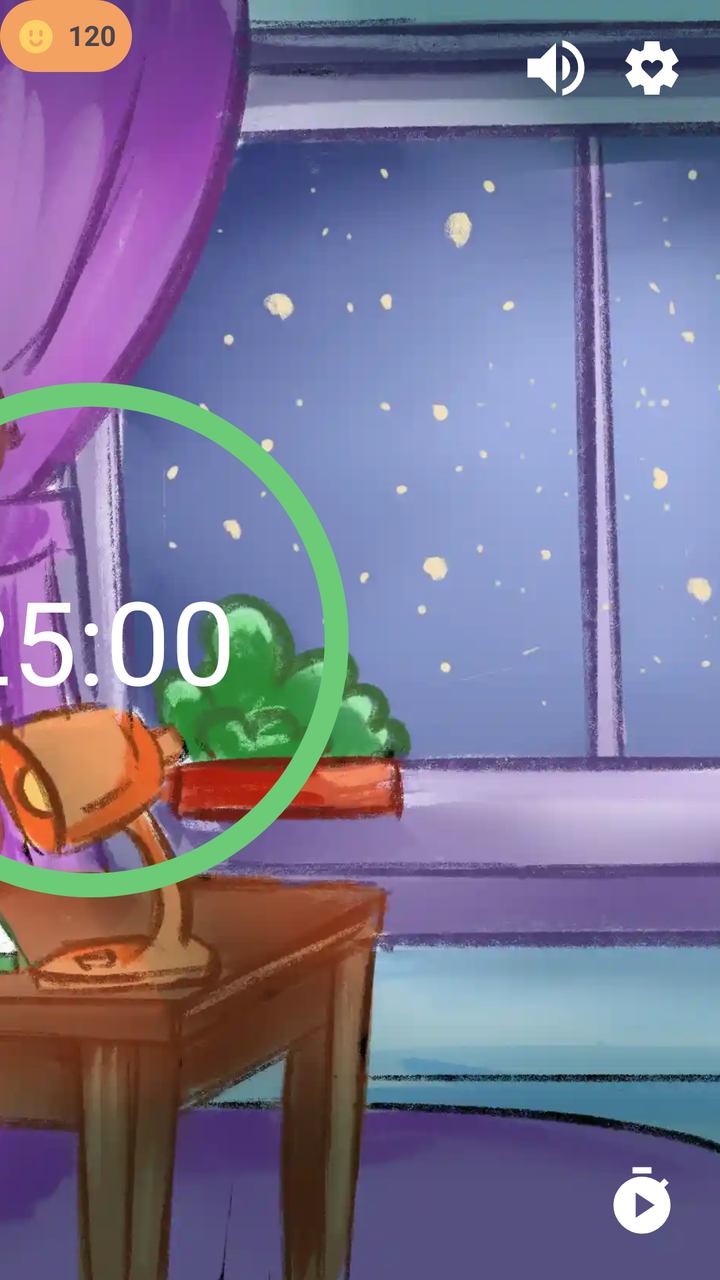
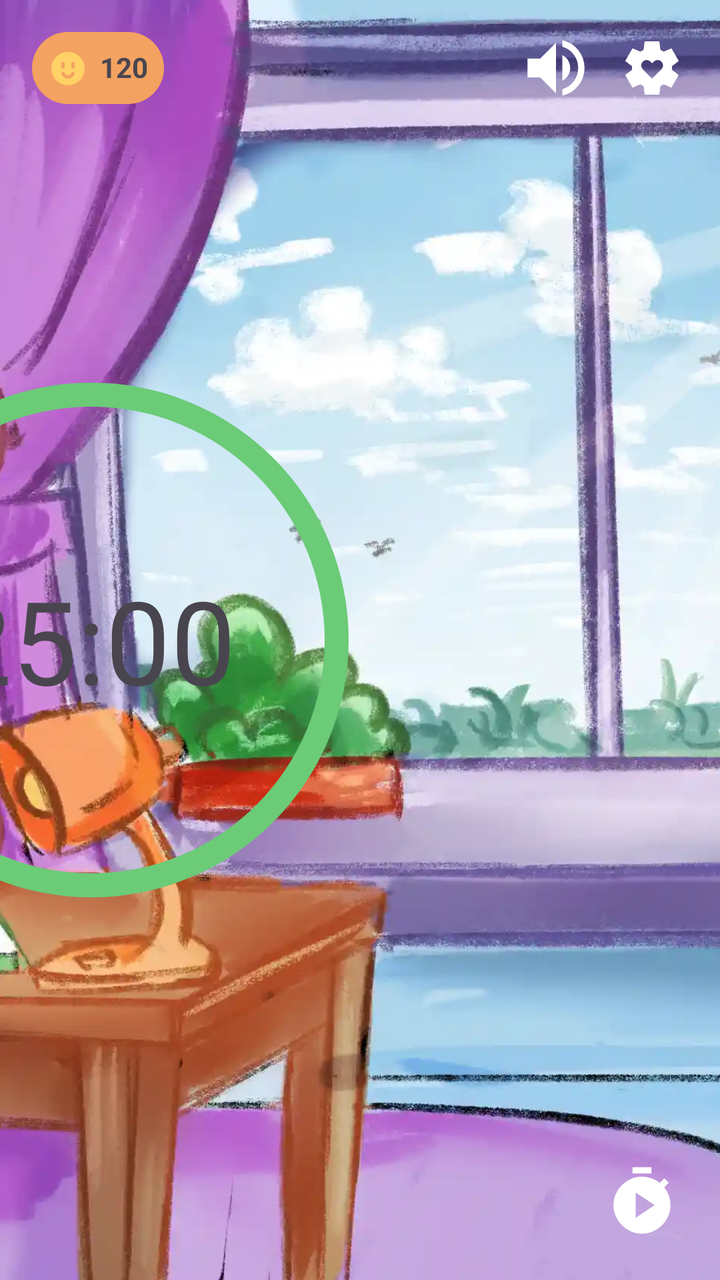

Two renders of the same Android screen: before a commit and after it. Below are the layout's source before the change and the commit's diff.
<!-- AndroidManifest.xml: application theme Theme.BetweenUs -->
<!-- res/layout/activity_pomodoro.xml -->
<?xml version="1.0" encoding="utf-8"?>
<androidx.constraintlayout.widget.ConstraintLayout xmlns:android="http://schemas.android.com/apk/res/android"
    xmlns:app="http://schemas.android.com/apk/res-auto"
    xmlns:tools="http://schemas.android.com/tools"
    android:id="@+id/main"
    android:layout_width="match_parent"
    android:layout_height="match_parent">

    
    <ImageView
        android:id="@+id/bgImage"
        android:layout_width="0dp"
        android:layout_height="0dp"
        android:scaleType="centerCrop"
        android:src="@drawable/bg1"
        app:layout_constraintBottom_toBottomOf="parent"
        app:layout_constraintEnd_toEndOf="parent"
        app:layout_constraintStart_toStartOf="parent"
        app:layout_constraintTop_toTopOf="parent" />


    <LinearLayout
        android:layout_width="wrap_content"
        android:layout_height="wrap_content"
        android:background="@drawable/image_round"
        android:backgroundTint="#F4A261"
        android:orientation="horizontal"
        android:padding="8dp"
        android:layout_margin="16dp">

        <ImageView
            android:layout_width="20dp"
            android:layout_height="20dp"
            android:src="@drawable/study_coin"
            android:tint="#FFD166" />

        <TextView
            android:id="@+id/tvPoints"
            android:layout_width="wrap_content"
            android:layout_height="wrap_content"
            android:layout_marginStart="6dp"
            android:text="120"
            android:textStyle="bold" />
    </LinearLayout>

    <FrameLayout
        android:id="@+id/timerContainer"
        android:layout_width="581dp"
        android:layout_height="342dp"
        android:layout_gravity="center"
        android:layout_marginEnd="24dp"
        app:layout_constraintBottom_toBottomOf="parent"
        app:layout_constraintEnd_toEndOf="parent"
        app:layout_constraintTop_toTopOf="parent"
        app:layout_constraintWidth_percent="0.66">

        <ProgressBar
            android:id="@+id/circleTimer"
            style="@android:style/Widget.ProgressBar.Horizontal"
            android:layout_width="350dp"
            android:layout_height="350dp"
            android:layout_gravity="center"
            android:indeterminate="false"
            android:max="100"
            android:progress="100"
            android:progressDrawable="@drawable/circular_progress" />

        <TextView
            android:id="@+id/tvTime"
            android:layout_width="wrap_content"
            android:layout_height="wrap_content"
            android:layout_gravity="center"
            android:text="25:00"
            android:textColor="@android:color/white"
            android:textSize="58sp" />
    </FrameLayout>

    <ImageButton
        android:id="@+id/btnPlay"
        android:layout_width="38dp"
        android:layout_height="38dp"
        android:layout_margin="20dp"
        android:background="@android:color/transparent"
        android:contentDescription="Play"
        android:scaleType="centerCrop"
        android:src="@drawable/timer_start_btn"
        android:tint="@color/white"
        app:layout_constraintBottom_toBottomOf="parent"
        app:layout_constraintEnd_toEndOf="parent" />

    
    <LinearLayout
        android:id="@+id/controlContainer"
        android:layout_width="wrap_content"
        android:layout_height="wrap_content"
        android:layout_margin="5dp"
        android:elevation="6dp"
        android:orientation="horizontal"
        android:padding="10dp"
        app:layout_constraintEnd_toEndOf="parent"
        app:layout_constraintTop_toTopOf="parent">

        
        <ImageButton
            android:id="@+id/btnSound"
            android:layout_width="38dp"
            android:layout_height="38dp"
            android:layout_marginEnd="10dp"
            android:background="@android:color/transparent"
            android:contentDescription="Sound"
            android:scaleType="centerCrop"
            android:src="@drawable/sound_on_btn"
            android:tint="@color/white" />

        
        <ImageButton
            android:id="@+id/btn_timer_settings"
            android:layout_width="38dp"
            android:layout_height="38dp"
            android:background="@android:color/transparent"
            android:contentDescription="Settings"
            android:padding="3dp"
            android:scaleType="centerCrop"
            android:src="@drawable/settings_btn"
            android:tint="@color/white" />
    </LinearLayout>

</androidx.constraintlayout.widget.ConstraintLayout>
<!-- resources referenced by this layout -->
<resources>
  <color name="white">#FFFFFFFF</color>
  <!-- drawable bg1: webp bitmap (drawable, 85028 bytes) -->
  <!-- drawable circular_progress (drawable) -->
  <?xml version="1.0" encoding="utf-8"?>
  <layer-list xmlns:android="http://schemas.android.com/apk/res/android">
  
      
      <item>
          <rotate
              android:fromDegrees="270"
              android:toDegrees="270">
              <shape android:shape="ring"
                  android:useLevel="true"
                  android:thickness="12dp">
                  <solid android:color="#6BCB77"/>
              </shape>
          </rotate>
      </item>
  
  </layer-list>
  <!-- drawable image_round (drawable) -->
  <?xml version="1.0" encoding="utf-8"?>
  <shape xmlns:android="http://schemas.android.com/apk/res/android">
      <corners android:radius="18dp"/>
  </shape>
  <!-- drawable sound_on_btn (drawable) -->
  <vector xmlns:android="http://schemas.android.com/apk/res/android"
      android:width="24dp"
      android:height="24dp"
      android:viewportWidth="960"
      android:viewportHeight="960">
    <path
        android:pathData="M560,829v-82q90,-26 145,-100t55,-168q0,-94 -55,-168T560,211v-82q124,28 202,125.5T840,479q0,127 -78,224.5T560,829ZM120,600v-240h160l200,-200v640L280,600L120,600ZM560,640v-322q47,22 73.5,66t26.5,96q0,51 -26.5,94.5T560,640Z"
        android:fillColor="#e3e3e3"/>
  </vector>
  <!-- drawable study_coin (drawable) -->
  <vector xmlns:android="http://schemas.android.com/apk/res/android"
      android:width="800dp"
      android:height="800dp"
      android:viewportWidth="24"
      android:viewportHeight="24">
    <path
        android:pathData="M12,22.358c-5.523,0 -10,-4.477 -10,-10s4.477,-10 10,-10 10,4.477 10,10 -4.477,10 -10,10zM8.08,15.752a4.264,4.264 0,0 0,7.84 0,1 1,0 1,0 -1.84,-0.788 2.264,2.264 0,0 1,-4.16 0,1 1,0 1,0 -1.84,0.788zM9,8.358a1,1 0,0 0,-1 1v2a1,1 0,1 0,2 0v-2a1,1 0,0 0,-1 -1zM15,8.358a1,1 0,0 0,-1 1v2a1,1 0,0 0,2 0v-2a1,1 0,0 0,-1 -1z"
        android:fillColor="#000000"/>
  </vector>
  <!-- drawable timer_start_btn (drawable) -->
  <vector xmlns:android="http://schemas.android.com/apk/res/android"
      android:width="24dp"
      android:height="24dp"
      android:viewportWidth="960"
      android:viewportHeight="960">
    <path
        android:pathData="M360,120v-80h240v80L360,120ZM340.5,851.5Q275,823 226,774t-77.5,-114.5Q120,594 120,520t28.5,-139.5Q177,315 226,266t114.5,-77.5Q406,160 480,160q62,0 119,20t107,58l56,-56 56,56 -56,56q38,50 58,107t20,119q0,74 -28.5,139.5T734,774q-49,49 -114.5,77.5T480,880q-74,0 -139.5,-28.5ZM400,680l240,-160 -240,-160v320Z"
        android:fillColor="#e3e3e3"/>
  </vector>
  <style name="Theme.BetweenUs" parent="Theme.MaterialComponents.DayNight.NoActionBar">
          
          <item name="colorPrimary">@color/purple_500</item>
          <item name="colorPrimaryVariant">@color/purple_700</item>
          <item name="colorOnPrimary">@color/white</item>
          
          <item name="colorSecondary">@color/teal_200</item>
          <item name="colorSecondaryVariant">@color/teal_700</item>
          <item name="colorOnSecondary">@color/black</item>
          
          <item name="android:statusBarColor">?attr/colorPrimaryVariant</item>
          
      </style>
  <color name="purple_500">#FF6200EE</color>
  <color name="purple_700">#FF3700B3</color>
  <color name="teal_200">#FF03DAC5</color>
  <color name="teal_700">#FF018786</color>
  <color name="black">#FF000000</color>
  <!-- unchanged entries left out for length: 1 -->
</resources>

<!-- the commit's change to res/layout/activity_pomodoro.xml (unified diff, before → after) -->
@@ -12,7 +12,7 @@
         android:layout_width="0dp"
         android:layout_height="0dp"
         android:scaleType="centerCrop"
-        android:src="@drawable/bg1"
+        android:src="@drawable/bg2"
         app:layout_constraintBottom_toBottomOf="parent"
         app:layout_constraintEnd_toEndOf="parent"
         app:layout_constraintStart_toStartOf="parent"
@@ -26,13 +26,15 @@
         android:backgroundTint="#F4A261"
         android:orientation="horizontal"
         android:padding="8dp"
+        app:layout_constraintTop_toTopOf="parent"
+        app:layout_constraintStart_toStartOf="parent"
         android:layout_margin="16dp">
 
         <ImageView
             android:layout_width="20dp"
             android:layout_height="20dp"
             android:src="@drawable/study_coin"
-            android:tint="#FFD166" />
+            app:tint="#FFD166" />
 
         <TextView
             android:id="@+id/tvPoints"
@@ -71,7 +73,7 @@
             android:layout_height="wrap_content"
             android:layout_gravity="center"
             android:text="25:00"
-            android:textColor="@android:color/white"
+
             android:textSize="58sp" />
     </FrameLayout>
 
@@ -84,9 +86,9 @@
         android:contentDescription="Play"
         android:scaleType="centerCrop"
         android:src="@drawable/timer_start_btn"
-        android:tint="@color/white"
         app:layout_constraintBottom_toBottomOf="parent"
-        app:layout_constraintEnd_toEndOf="parent" />
+        app:layout_constraintEnd_toEndOf="parent"
+        app:tint="@color/white" />
 
     
     <LinearLayout
@@ -110,7 +112,7 @@
             android:contentDescription="Sound"
             android:scaleType="centerCrop"
             android:src="@drawable/sound_on_btn"
-            android:tint="@color/white" />
+            app:tint="@color/white" />
 
         
         <ImageButton
@@ -122,7 +124,7 @@
             android:padding="3dp"
             android:scaleType="centerCrop"
             android:src="@drawable/settings_btn"
-            android:tint="@color/white" />
+            app:tint="@color/white" />
     </LinearLayout>
 
 </androidx.constraintlayout.widget.ConstraintLayout>
<!-- resource entries referenced after the edit -->
@@ -1,7 +1,7 @@
 <!-- resources referenced by this layout -->
 <resources>
   <color name="white">#FFFFFFFF</color>
-  <!-- drawable bg1: webp bitmap (drawable, 85028 bytes) -->
+  <!-- drawable bg2: webp bitmap (drawable, 114958 bytes) -->
   <!-- drawable circular_progress (drawable) -->
   <?xml version="1.0" encoding="utf-8"?>
   <layer-list xmlns:android="http://schemas.android.com/apk/res/android">
